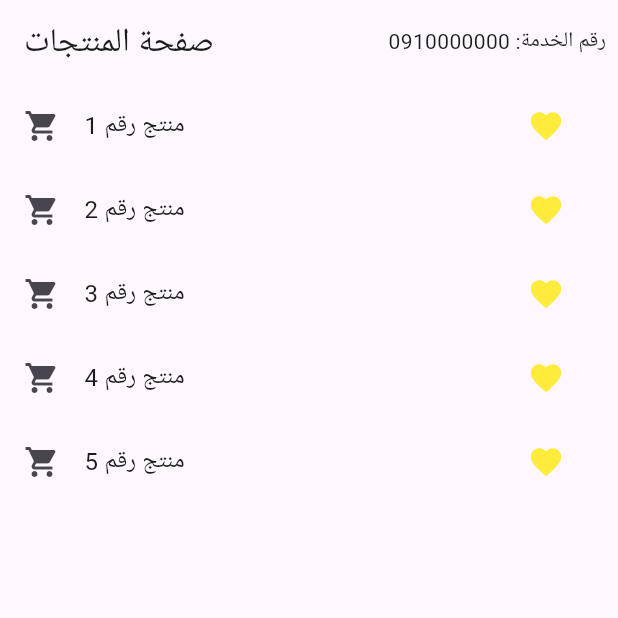
After one commit to 2191807586/my_favorites_app_new, a Flutter app: the HomeScreen screen opened directly, on a phone screen of 412 x 824 dp, the top half of it. The commit adds this screen. Run offline on Flutter 3.47's test engine with Material 3 defaults, Android fonts, the phone set to English and light mode, and no system bars; our stand-ins replace firebase_auth; accounts and stored records are empty.

Commit message:
Add login and home screen functionality

```diff
--- /dev/null
+++ b/lib/home_screen.dart
@@ -0,0 +1,42 @@
+import 'package:flutter/material.dart';
+
+class HomeScreen extends StatelessWidget {
+  const HomeScreen({super.key});
+
+  @override
+  Widget build(BuildContext context) {
+    return Scaffold(
+      appBar: AppBar(
+        title: const Text("صفحة المنتجات"),
+        actions: const [
+          Center(
+            child: Padding(
+              padding: EdgeInsets.all(8.0),
+              child: Text("رقم الخدمة: 0910000000"), // رقم الخدمة المطلوب
+            ),
+          ),
+        ],
+      ),
+      body: ListView.builder(
+        itemCount: 5,
+        itemBuilder: (context, index) {
+          return ListTile(
+            leading: const Icon(Icons.shopping_cart),
+            title: Text("منتج رقم ${index + 1}"),
+            trailing: IconButton(
+              icon: const Icon(
+                Icons.favorite,
+                color: Colors.yellow,
+              ), // الزر الأصفر
+              onPressed: () {
+                ScaffoldMessenger.of(context).showSnackBar(
+                  const SnackBar(content: Text("تمت الإضافة للمفضلة")),
+                );
+              },
+            ),
+          );
+        },
+      ),
+    );
+  }
+}
--- a/lib/screens/login_screen.dart
+++ b/lib/screens/login_screen.dart
@@ -1,5 +1,6 @@
 import 'package:flutter/material.dart';
 import 'package:firebase_auth/firebase_auth.dart';
+import '../home_screen.dart';
 
 class LoginScreen extends StatefulWidget {
   const LoginScreen({super.key});
@@ -12,18 +13,20 @@ class _LoginScreenState extends State<LoginScreen> {
   final _emailController = TextEditingController();
   final _passwordController = TextEditingController();
 
-  // دالة تسجيل الدخول
+  // دالة تسجيل الدخول بعد التعديل
   Future<void> _login() async {
     try {
       await FirebaseAuth.instance.signInWithEmailAndPassword(
         email: _emailController.text.trim(),
         password: _passwordController.text.trim(),
       );
-      // إذا تم الدخول بنجاح، يمكنك الانتقال للصفحة الرئيسية هنا
+
+      // الانتقال إلى الصفحة الرئيسية عند نجاح الدخول
       if (mounted) {
-        ScaffoldMessenger.of(
+        Navigator.pushReplacement(
           context,
-        ).showSnackBar(const SnackBar(content: Text("تم تسجيل الدخول بنجاح!")));
+          MaterialPageRoute(builder: (context) => const HomeScreen()),
+        );
       }
     } catch (e) {
       // إظهار خطأ إذا فشل الدخول
```
